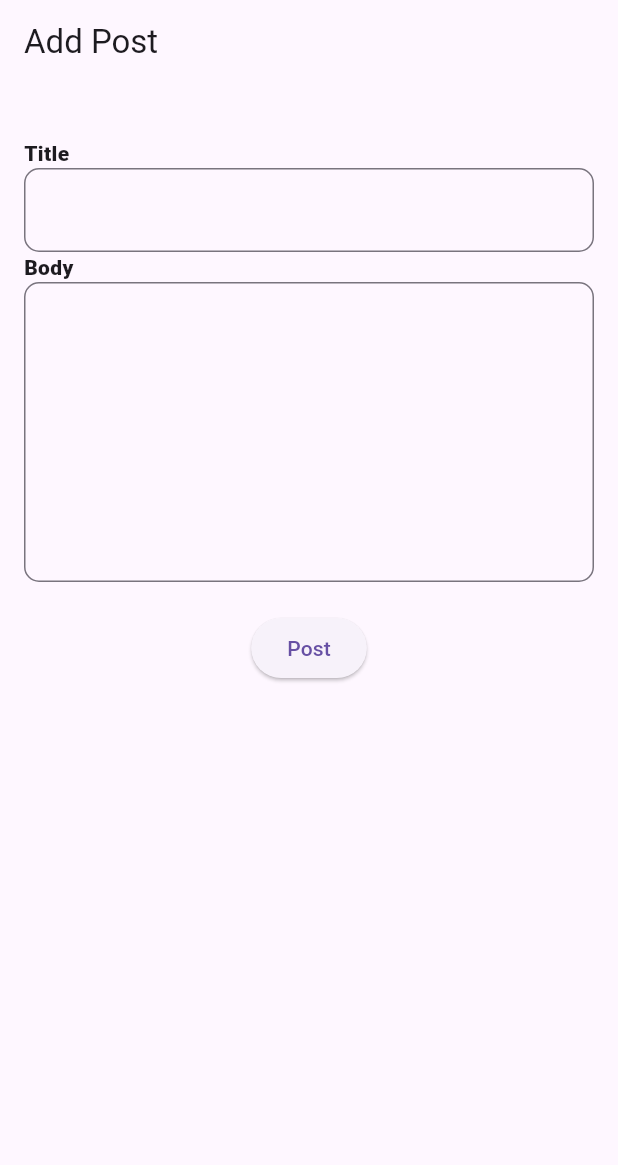
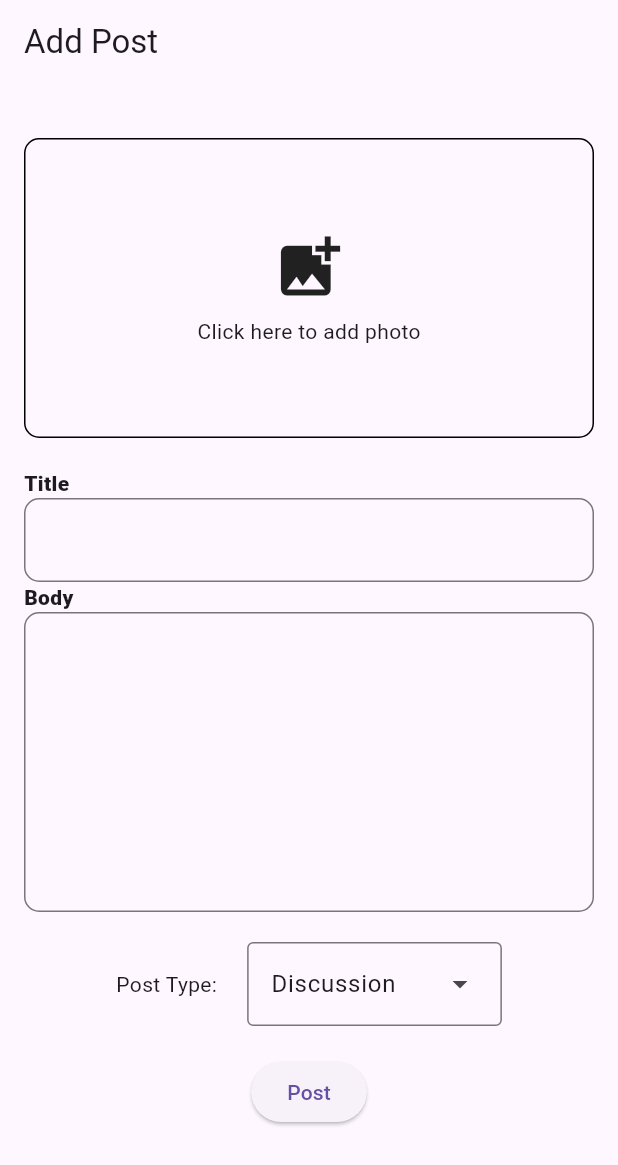
Before and after one commit to WithcenterDev9/forum_flutter_app, a Flutter app: the PostAddScreen screen opened by its route, on a phone screen of 412 x 824 dp. Shown: the top 1165 px of the screen. Run offline on Flutter 3.47's test engine with Material 3 defaults, Android fonts, the phone set to English and light mode, and no system bars; our stand-ins replace cloud_firestore, firebase_core, go_router, image_picker; accounts and stored records are empty; statements that could not run were skipped.

Commit message:
refractor code

```diff
--- a/lib/models/post.model.dart
+++ b/lib/models/post.model.dart
@@ -1,21 +1,40 @@
 import 'package:cloud_firestore/cloud_firestore.dart';
 
-class Post {
+class PostModel {
   final String? id;
   final String title;
   final String body;
+  final String? photoUrl;
+  final String category;
 
-  Post({this.id, required this.title, required this.body});
+  PostModel({
+    this.id,
+    required this.title,
+    required this.body,
+    required this.category,
+    this.photoUrl,
+  });
 
-  factory Post.fromFirestore(
+  factory PostModel.fromFirestore(
     DocumentSnapshot<Map<String, dynamic>> snapshot,
     SnapshotOptions? options,
   ) {
     final data = snapshot.data()!;
-    return Post(id: snapshot.id, title: data['title'], body: data['body']);
+    return PostModel(
+      id: snapshot.id,
+      title: data['title'],
+      body: data['body'],
+      category: data['category'],
+      photoUrl: data['photoUrl'] | "",
+    );
   }
 
   Map<String, dynamic> toFirestore() {
-    return {'title': title, 'body': body};
+    return {
+      'title': title,
+      'body': body,
+      'category': category,
+      'photoUrl': photoUrl,
+    };
   }
 }
--- a/lib/router_config.dart
+++ b/lib/router_config.dart
@@ -1,5 +1,4 @@
 import 'package:forum_firebase_app/screens/discussions/discussion.screen.dart';
-import 'package:forum_firebase_app/screens/home.screen.dart';
 import 'package:forum_firebase_app/screens/posts/post.add.screen.dart';
 import 'package:forum_firebase_app/screens/posts/post.screen.dart';
 import 'package:forum_firebase_app/screens/qna/qna.screen.dart';
@@ -8,9 +7,9 @@ import 'package:go_router/go_router.dart';
 // i believe that there is global key here
 
 final routerConfig = GoRouter(
-  initialLocation: '/',
+  debugLogDiagnostics: true,
+  initialLocation: '/discussion',
   routes: [
-    GoRoute(path: "/", builder: (context, state) => HomeScreen()),
     GoRoute(
       path: "/discussion",
       builder: (context, state) => DiscussionScreen(),
--- a/lib/screens/posts/post.add.screen.dart
+++ b/lib/screens/posts/post.add.screen.dart
@@ -1,7 +1,10 @@
+import 'dart:collection';
+
 import 'package:cloud_firestore/cloud_firestore.dart';
 import 'package:flutter/material.dart';
 import 'package:forum_firebase_app/models/post.model.dart';
 import 'package:forum_firebase_app/widgets/label_textfield.dart';
+import 'package:forum_firebase_app/widgets/photo_picker.dart';
 
 // This the screen where the user can add a post
 
@@ -12,11 +15,20 @@ class PostAddScreen extends StatefulWidget {
   State<PostAddScreen> createState() => _PostAddScreenState();
 }
 
+typedef MenuEntry = DropdownMenuEntry<String>;
+
 class _PostAddScreenState extends State<PostAddScreen> {
   final TextEditingController titleController = TextEditingController();
   final TextEditingController bodyController = TextEditingController();
+  FirebaseFirestore db = FirebaseFirestore.instance;
 
-  FirebaseFirestore db = FirebaseFirestore.instance;
+  bool isLoading = false;
+
+  static const List<String> list = <String>["Discussion", "Question"];
+  static final List<MenuEntry> menuEntries = UnmodifiableListView<MenuEntry>(
+    list.map<MenuEntry>((String name) => MenuEntry(value: name, label: name)),
+  );
+  String dropdownValue = list.first;
 
   @override
   void dispose() {
@@ -25,29 +37,44 @@ class _PostAddScreenState extends State<PostAddScreen> {
     super.dispose();
   }
 
-  void testValues() {
-    print(titleController.text);
-    print(bodyController.text);
+  void mountHelp(String message) {
+    if (mounted) {
+      ScaffoldMessenger.of(
+        context,
+      ).showSnackBar(SnackBar(content: Text(message)));
+    }
   }
 
-  Future<void> post() async {
-    // final post = <String, dynamic>{
-    //   'title': titleController.text,
-    //   'body': bodyController.text,
-    // };
-    final post = Post(title: titleController.text, body: bodyController.text);
-
+  Future<void> addPost() async {
+    try {
+      isLoading = true;
+      setState(() {});
+      final post = PostModel(
+        title: titleController.text,
+        body: bodyController.text,
+        category: dropdownValue,
+      );
       await db.collection('posts').add(post.toFirestore());
+      mountHelp("Post added successfully");
+    } catch (e) {
+      mountHelp("Failed to add post: $e");
+    } finally {
+      isLoading = false;
+      setState(() {});
+    }
   }
 
   @override
   Widget build(BuildContext context) {
     return Scaffold(
       appBar: AppBar(title: Text("Add Post")),
-      body: Padding(
+      body: SingleChildScrollView(
+        child: Padding(
           padding: const EdgeInsets.all(16.0),
           child: Column(
             children: [
+              const SizedBox(height: 20),
+              PhotoPicker(),
               const SizedBox(height: 20),
               LabelTextfield(label: "Title", controller: titleController),
               LabelTextfield(
@@ -56,13 +83,27 @@ class _PostAddScreenState extends State<PostAddScreen> {
                 isMultilined: true,
               ),
               const SizedBox(height: 20),
-            ElevatedButton(
-              onPressed:
-                post,
-
-              child: Text("Post"),
+              Row(
+                mainAxisAlignment: MainAxisAlignment.center,
+                children: [
+                  Text("Post Type:"),
+                  SizedBox(width: 20),
+                  DropdownMenu(
+                    initialSelection: list.first,
+                    onSelected: (String? value) {
+                      dropdownValue = value!;
+                      setState(() {});
+                    },
+                    dropdownMenuEntries: menuEntries,
                   ),
                 ],
+              ),
+              const SizedBox(height: 20),
+              isLoading
+                  ? CircularProgressIndicator()
+                  : ElevatedButton(onPressed: addPost, child: Text("Post")),
+            ],
+          ),
         ),
       ),
     );
--- a/lib/widgets/photo_picker.dart
+++ b/lib/widgets/photo_picker.dart
@@ -1,4 +1,7 @@
+import 'dart:io';
+
 import 'package:flutter/material.dart';
+import 'package:image_picker/image_picker.dart';
 
 class PhotoPicker extends StatefulWidget {
   const PhotoPicker({super.key});
@@ -8,22 +11,47 @@ class PhotoPicker extends StatefulWidget {
 }
 
 class _PhotoPickerState extends State<PhotoPicker> {
+  File? _image;
+  final ImagePicker _picker = ImagePicker();
+
+  Future<void> _pickImage() async {
+    final pickedFile = await _picker.pickImage(source: ImageSource.gallery);
+    if (pickedFile != null) {
+      _image = File(pickedFile.path);
+      setState(() {});
+    }
+  }
+
   @override
   Widget build(BuildContext context) {
     return GestureDetector(
-      onTap: () => print("Add photo"),
+      onTap: _pickImage,
       child: Container(
         height: 200,
         decoration: BoxDecoration(
           border: Border.all(color: Colors.black),
           borderRadius: BorderRadius.circular(10),
         ),
-        child: Center(
-          child: Column(
-            mainAxisAlignment: MainAxisAlignment.center,
-            children: [Text("Click here to add photo")],
-          ),
-        ),
+        child:
+            _image != null
+                ? ClipRRect(
+                  borderRadius: BorderRadius.circular(10),
+                  child: Image.file(
+                    _image!,
+                    fit: BoxFit.cover,
+                    width: double.infinity,
+                  ),
+                )
+                : Center(
+                  child: Column(
+                    mainAxisAlignment: MainAxisAlignment.center,
+                    children: const [
+                      Icon(Icons.add_photo_alternate, size: 50),
+                      SizedBox(height: 8),
+                      Text("Click here to add photo"),
+                    ],
+                  ),
+                ),
       ),
     );
   }
--- a/pubspec.yaml
+++ b/pubspec.yaml
@@ -16,6 +16,9 @@ dependencies:
   firebase_core: ^3.12.1
   go_router: ^14.8.1
   cloud_firestore: ^5.6.5
+  image_picker: ^1.1.2
+  easy_design_system: ^0.0.28
+  provider: ^6.1.2
 
 dev_dependencies:
   flutter_test:
```
Also changed, not shown: lib/screens/discussions/discussion.screen.dart (+40 -12 lines), lib/screens/home.screen.dart (deleted, +0 -84 lines), lib/screens/qna/qna.screen.dart (+33 -12 lines), lib/services/firestore.dart (added, +16 -0 lines), lib/widgets/loading_widget.dart (added, +12 -0 lines), pubspec.lock, 1 other file. Lines whose indentation alone changed are shown as unchanged.
